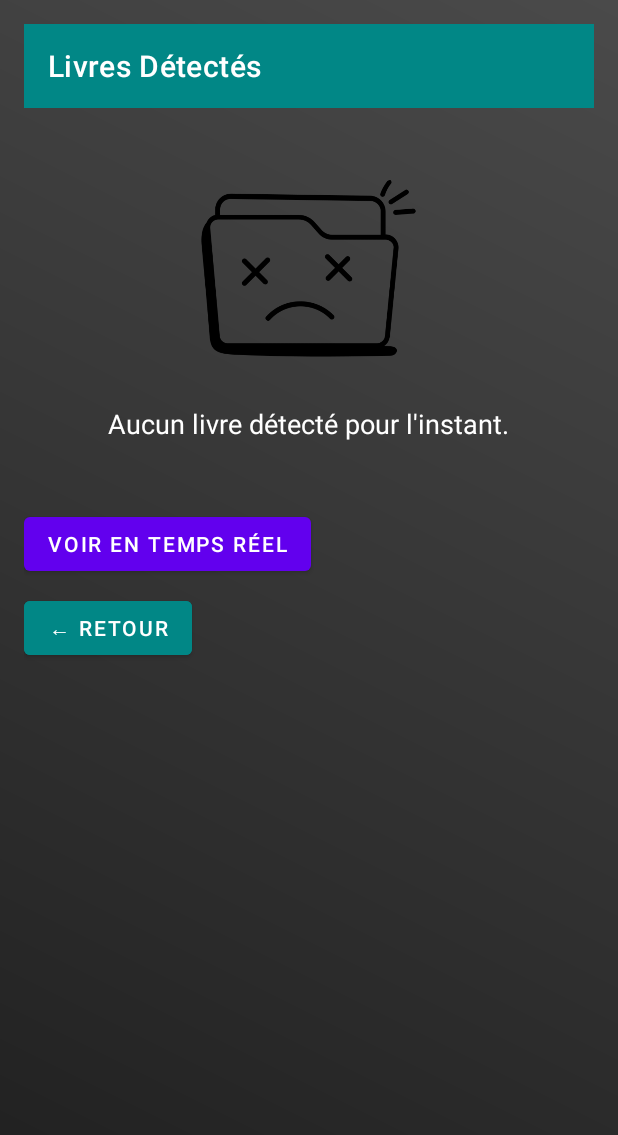
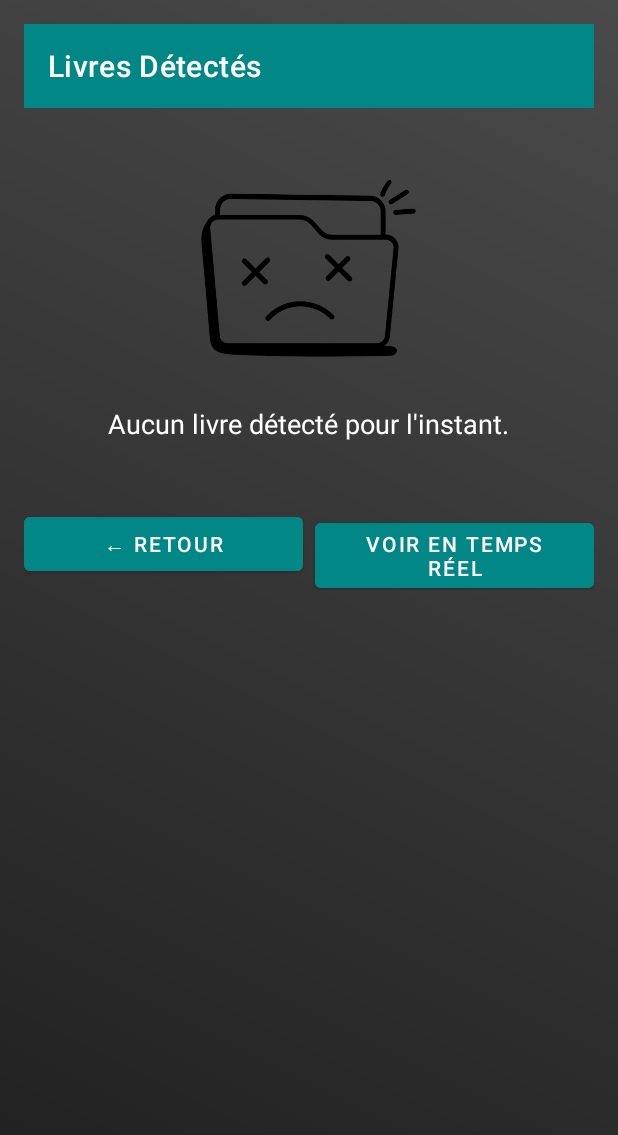
Before and after one commit to Massil1099/BiblioScan-GroupeA, an Android app: the FragmentListe screen opened through its navigation route, on a phone screen of 412 x 824 dp. Shown: the top 1135 px of the screen. Run offline under Robolectric (Android 15) with nearby library versions, the light colour scheme and no system bars.

Commit message:
Ajout de fragment d'inscription et d'affichage en temps réel avec des descriptions

```diff
--- a/app/src/main/java/com/example/biblioscan/fragments/FragmentConnexion.kt
+++ b/app/src/main/java/com/example/biblioscan/fragments/FragmentConnexion.kt
@@ -1,46 +1,52 @@
-// FragmentConnexion.kt
 package com.example.biblioscan.fragments
 
 import android.os.Bundle
 import android.view.LayoutInflater
 import android.view.View
 import android.view.ViewGroup
-import android.widget.Button
-import android.widget.EditText
 import android.widget.Toast
 import androidx.fragment.app.Fragment
 import androidx.navigation.fragment.findNavController
-import com.example.biblioscan.R
+import com.example.biblioscan.databinding.FragmentConnexionBinding
 
 class FragmentConnexion : Fragment() {
+
+    private var _binding: FragmentConnexionBinding? = null
+    private val binding get() = _binding!!
 
     override fun onCreateView(
         inflater: LayoutInflater, container: ViewGroup?,
         savedInstanceState: Bundle?
-    ): View? {
-        val view = inflater.inflate(R.layout.fragment_connexion, container, false)
+    ): View {
+        _binding = FragmentConnexionBinding.inflate(inflater, container, false)
+        return binding.root
+    }
 
-        val emailEditText = view.findViewById<EditText>(R.id.email_edit_text)
-        val passwordEditText = view.findViewById<EditText>(R.id.password_edit_text)
-        val loginButton = view.findViewById<Button>(R.id.login_button)
-        val guestButton = view.findViewById<Button>(R.id.guest_button)
+    override fun onViewCreated(view: View, savedInstanceState: Bundle?) {
+        super.onViewCreated(view, savedInstanceState)
 
-        loginButton.setOnClickListener {
-            val email = emailEditText.text.toString()
-            val password = passwordEditText.text.toString()
-            if (email.isNotEmpty() && password.isNotEmpty()) {
-                // Navigation vers l'accueil après connexion
-                findNavController().navigate(R.id.action_connexion_to_accueil)
+        binding.loginButton.setOnClickListener {
+            val email = binding.emailEditText.text.toString()
+            val password = binding.passwordEditText.text.toString()
+
+            if (email.isNotBlank() && password.isNotBlank()) {
+                findNavController().navigate(com.example.biblioscan.R.id.action_connexion_to_accueil)
             } else {
                 Toast.makeText(requireContext(), "Veuillez remplir tous les champs", Toast.LENGTH_SHORT).show()
             }
         }
 
-        guestButton.setOnClickListener {
-            // Navigation en tant qu'invité
-            findNavController().navigate(R.id.action_connexion_to_accueil)
+        binding.guestButton.setOnClickListener {
+            findNavController().navigate(com.example.biblioscan.R.id.action_connexion_to_accueil)
         }
 
-        return view
+        binding.registerButton.setOnClickListener {
+            findNavController().navigate(com.example.biblioscan.R.id.action_connexion_to_inscription)
+        }
+    }
+
+    override fun onDestroyView() {
+        super.onDestroyView()
+        _binding = null
     }
 }
--- a/app/src/main/java/com/example/biblioscan/fragments/FragmentListe.kt
+++ b/app/src/main/java/com/example/biblioscan/fragments/FragmentListe.kt
@@ -1,6 +1,5 @@
 package com.example.biblioscan.fragments
 
-import android.graphics.BitmapFactory
 import android.os.Bundle
 import android.view.LayoutInflater
 import android.view.View
@@ -14,9 +13,8 @@ import com.example.biblioscan.DetectedBookAdapter
 import com.example.biblioscan.R
 import com.example.biblioscan.backend.searchBooksFromTitles
 import com.example.biblioscan.databinding.FragmentListeBinding
-import kotlinx.coroutines.Dispatchers
+import com.example.biblioscan.ImageProcessing.DetectionResult
 import kotlinx.coroutines.launch
-import kotlinx.coroutines.withContext
 
 class FragmentListe : Fragment() {
 
@@ -24,7 +22,18 @@ class FragmentListe : Fragment() {
     private val binding get() = _binding!!
     private lateinit var adapter: DetectedBookAdapter
 
+    private var capturedImagePath: String? = null
+    private var detectionResults: ArrayList<DetectionResult> = arrayListOf()
     private var detectedTexts: List<String> = emptyList()
+
+    override fun onCreate(savedInstanceState: Bundle?) {
+        super.onCreate(savedInstanceState)
+        arguments?.let {
+            capturedImagePath = it.getString("capturedImagePath")
+            detectionResults = it.getParcelableArrayList("detectionResults") ?: arrayListOf()
+            detectedTexts = it.getStringArrayList("detectedTexts") ?: emptyList()
+        }
+    }
 
     override fun onCreateView(
         inflater: LayoutInflater, container: ViewGroup?,
@@ -42,72 +51,48 @@ class FragmentListe : Fragment() {
         binding.detectedBooksRecyclerView.layoutManager = LinearLayoutManager(requireContext())
         binding.detectedBooksRecyclerView.adapter = adapter
 
-        // Extraire les textes détectés
-        detectedTexts = arguments?.getStringArrayList("detectedTexts") ?: emptyList()
-
-        // Afficher l'image capturée si disponible
-        val imagePath = arguments?.getString("capturedImagePath")
-        if (!imagePath.isNullOrEmpty()) {
-            val bitmap = BitmapFactory.decodeFile(imagePath)
-            if (bitmap != null) {
-                binding.capturedImagePreview.setImageBitmap(bitmap)
-                binding.capturedImagePreview.visibility = View.VISIBLE
-            }
-        }
-
-        loadBooks(detectedTexts)
-
         binding.backButton.setOnClickListener {
-            requireActivity().onBackPressedDispatcher.onBackPressed()
+            findNavController().navigate(R.id.action_liste_to_accueil)
         }
 
         binding.buttonGoToDetection.setOnClickListener {
-            findNavController().navigate(R.id.action_liste_to_watchBooksDetection)
+            val bundle = Bundle().apply {
+                putString("capturedImagePath", capturedImagePath)
+                putParcelableArrayList("detectionResults", detectionResults)
+            }
+            findNavController().navigate(R.id.action_liste_to_watchBooksDetection, bundle)
         }
 
+        loadDetectedBooks()
         return binding.root
     }
 
-    private fun loadBooks(texts: List<String>) {
-        if (texts.isEmpty()) {
-            showEmptyState()
+    private fun loadDetectedBooks() {
+        if (detectedTexts.isEmpty()) {
+            binding.emptyContainer.visibility = View.VISIBLE
+            binding.detectedBooksRecyclerView.visibility = View.GONE
             return
         }
 
         lifecycleScope.launch {
             try {
-                val books = withContext(Dispatchers.IO) {
-                    searchBooksFromTitles(texts)
-                }
-
+                val books = searchBooksFromTitles(detectedTexts)
                 if (books.isEmpty()) {
-                    showFallbackBooks(texts)
+                    binding.emptyContainer.visibility = View.VISIBLE
+                    binding.detectedBooksRecyclerView.visibility = View.GONE
                 } else {
-                    showBooks(books)
+                    binding.emptyContainer.visibility = View.GONE
+                    binding.detectedBooksRecyclerView.visibility = View.VISIBLE
+                    adapter.submitList(books)
                 }
             } catch (e: Exception) {
                 e.printStackTrace()
-                showFallbackBooks(texts)
+                val fallbackBooks = detectedTexts.map {
+                    Book(title = it.take(30), author = "Inconnu", description = it)
+                }
+                adapter.submitList(fallbackBooks)
             }
         }
-    }
-
-    private fun showBooks(books: List<Book>) {
-        binding.emptyContainer.visibility = View.GONE
-        binding.detectedBooksRecyclerView.visibility = View.VISIBLE
-        adapter.submitList(books)
-    }
-
-    private fun showFallbackBooks(texts: List<String>) {
-        val fallback = texts.map {
-            Book(title = it.take(30), author = "Inconnu", description = it)
-        }
-        showBooks(fallback)
-    }
-
-    private fun showEmptyState() {
-        binding.emptyContainer.visibility = View.VISIBLE
-        binding.detectedBooksRecyclerView.visibility = View.GONE
     }
 
     override fun onDestroyView() {
--- a/app/src/main/res/layout/fragment_liste.xml
+++ b/app/src/main/res/layout/fragment_liste.xml
@@ -1,7 +1,5 @@
-<?xml version="1.0" encoding="utf-8"?>
 <LinearLayout xmlns:android="http://schemas.android.com/apk/res/android"
     xmlns:app="http://schemas.android.com/apk/res-auto"
-    android:id="@+id/liste_fragment_root"
     android:layout_width="match_parent"
     android:layout_height="match_parent"
     android:orientation="vertical"
@@ -16,17 +14,6 @@
         app:title="Livres Détectés"
         app:titleTextColor="@android:color/white" />
 
-    <!-- Image annotée (image avec bounding boxes) -->
-    <ImageView
-        android:id="@+id/captured_image_preview"
-        android:layout_width="match_parent"
-        android:layout_height="200dp"
-        android:layout_marginTop="12dp"
-        android:scaleType="centerCrop"
-        android:contentDescription="Image des livres détectés"
-        android:visibility="gone" />
-
-    <!-- Message si aucun livre -->
     <LinearLayout
         android:id="@+id/empty_container"
         android:layout_width="match_parent"
@@ -53,26 +40,37 @@
     </LinearLayout>
 
     <androidx.recyclerview.widget.RecyclerView
-        android:id="@+id/detected_books_recycler_view"
+        android:id="@+id/detectedBooksRecyclerView"
         android:layout_width="match_parent"
         android:layout_height="0dp"
         android:layout_weight="1"
         android:padding="8dp"
         android:clipToPadding="false" />
 
-    <Button
-        android:id="@+id/button_go_to_detection"
-        android:layout_width="wrap_content"
+    <LinearLayout
+        android:layout_width="match_parent"
         android:layout_height="wrap_content"
-        android:text="Voir en temps réel"
-        android:layout_marginTop="12dp" />
+        android:orientation="horizontal"
+        android:layout_marginTop="12dp">
+        <Button
+            android:id="@+id/back_button"
+            android:layout_width="0dp"
+            android:layout_weight="1"
+            android:layout_height="wrap_content"
+            android:text="← Retour"
+            android:backgroundTint="@color/teal_700"
+            android:textColor="@android:color/white"
+             />
+        <Button
+            android:id="@+id/button_go_to_detection"
+            android:layout_width="0dp"
+            android:layout_weight="1"
+            android:layout_height="wrap_content"
+            android:text="Voir en temps réel"
+            android:backgroundTint="@color/teal_700"
+            android:textColor="@android:color/white"
+            android:layout_marginStart="8dp"/>
 
-    <Button
-        android:id="@+id/back_button"
-        android:layout_width="wrap_content"
-        android:layout_height="wrap_content"
-        android:text="← RETOUR"
-        android:textColor="@android:color/white"
-        android:backgroundTint="@color/teal_700"
-        android:layout_marginTop="8dp" />
+
+    </LinearLayout>
 </LinearLayout>
--- a/app/src/main/res/navigation/nav_graph.xml
+++ b/app/src/main/res/navigation/nav_graph.xml
@@ -10,6 +10,9 @@
         android:name="com.example.biblioscan.fragments.FragmentConnexion"
         android:label="Connexion"
         tools:layout="@layout/fragment_connexion">
+        <action
+            android:id="@+id/action_connexion_to_inscription"
+            app:destination="@id/fragmentInscription" />
 
         <action
             android:id="@+id/action_connexion_to_accueil"
@@ -18,6 +21,16 @@
             app:exitAnim="@anim/slide_out_left"
             app:popEnterAnim="@anim/slide_in_left"
             app:popExitAnim="@anim/slide_out_right" />
+    </fragment>
+    <fragment
+        android:id="@+id/fragmentInscription"
+        android:name="com.example.biblioscan.fragments.FragmentInscription"
+        android:label="Inscription"
+        tools:layout="@layout/fragment_inscription">
+
+        <action
+            android:id="@+id/action_inscription_to_connexion"
+            app:destination="@id/fragmentConnexion" />
     </fragment>
 
     <!-- Fragment Accueil -->
@@ -73,6 +86,9 @@
             app:exitAnim="@anim/slide_out_left"
             app:popEnterAnim="@anim/slide_in_left"
             app:popExitAnim="@anim/slide_out_right" />
+        <action
+            android:id="@+id/action_camera_to_watchBooksDetection"
+            app:destination="@id/fragmentWatchBooksDetection" />
 
         <action
             android:id="@+id/action_camera_to_accueil"
@@ -90,7 +106,6 @@
         android:label="Liste"
         tools:layout="@layout/fragment_liste">
 
-
         <action
             android:id="@+id/action_liste_to_resultat"
             app:destination="@id/fragmentResultat"
@@ -98,8 +113,6 @@
             app:exitAnim="@anim/slide_out_left"
             app:popEnterAnim="@anim/slide_in_left"
             app:popExitAnim="@anim/slide_out_right"  />
-
-
         <action
             android:id="@+id/action_liste_to_accueil"
             app:destination="@id/fragmentAccueil"
```
Also changed, not shown: app/src/main/java/com/example/biblioscan/fragments/FragmentCamera.kt (+7 -22 lines), app/src/main/java/com/example/biblioscan/fragments/FragmentInscription.kt (added, +53 -0 lines), app/src/main/java/com/example/biblioscan/fragments/FragmentWatchBooksDetection.kt (+27 -21 lines), app/src/main/res/layout/fragment_inscription.xml (added, +59 -0 lines), app/src/main/res/layout/fragment_watch_books_detection.xml (+30 -2 lines).
